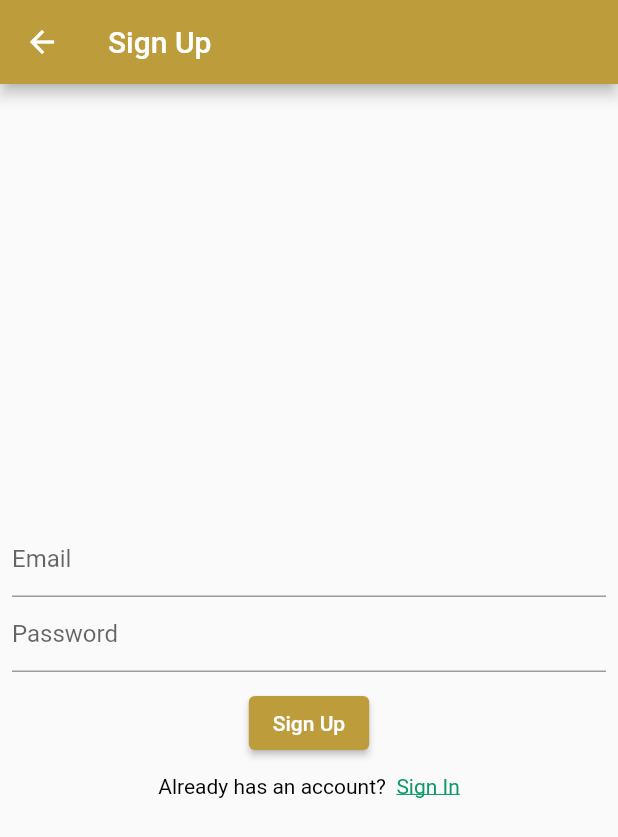
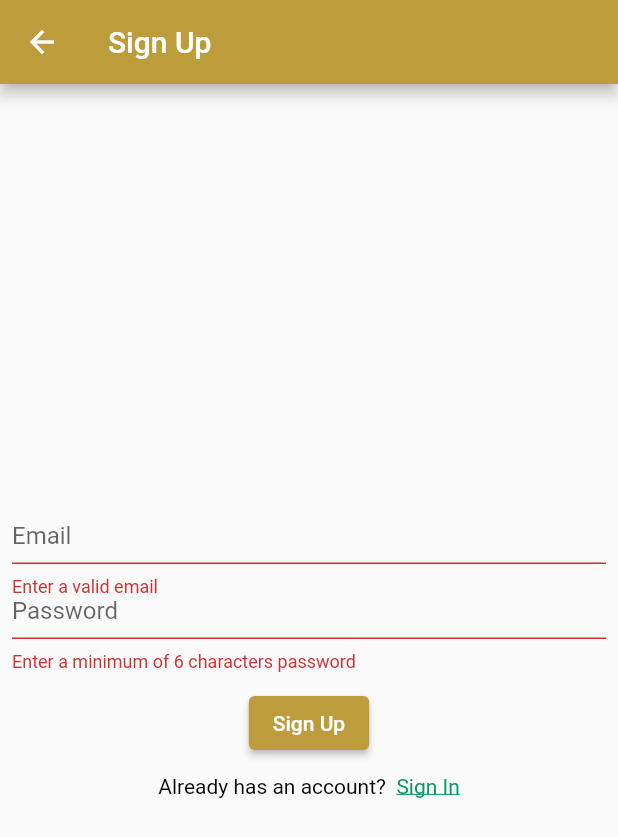
Before and after one commit to pedrooruass/ST_plant_shop, a Flutter app: the SignUpScreen screen opened directly with empty values, after a tap on "Sign Up", on a phone screen of 412 x 824 dp. Shown: the top 837 px of the screen. Run offline on Flutter 3.47's test engine with Material 2 defaults, Android fonts, the phone set to English and light mode, and no system bars; our stand-ins replace badges, email_validator, firebase_auth, firebase_core, flutter_svg, font_awesome_flutter; accounts and stored records are empty; network calls fail.

Commit message:
Push to macbook

```diff
--- a/lib/application/providers/cart_plant_list_provider.dart
+++ b/lib/application/providers/cart_plant_list_provider.dart
@@ -1,22 +1,21 @@
 import 'package:flutter/material.dart';
 
 class CartPlantListProvider extends ChangeNotifier {
-  List<String> plantIds = [
-    '1',
-  ];
+  List<String> plantIds = [];
 
   void togglePlantOnCart(String plantId) {
     if (isPlantOnCart(plantId)) {
       removePlantOnCart(plantId);
-    }else{
+    } else {
       addPlantOnCart(plantId);
     }
     notifyListeners();
   }
+
   void addPlantOnCart(String plantId) {
     if (isPlantOnCart(plantId)) {
       // make it just to add 1 more to the quantity of that plant
-    }else{
+    } else {
       plantIds.add(plantId);
     }
     notifyListeners();
@@ -26,6 +25,7 @@ class CartPlantListProvider extends ChangeNotifier {
     plantIds.remove(plantId);
     notifyListeners();
   }
+
   void removeAll() {
     plantIds.clear();
     notifyListeners();
@@ -34,6 +34,4 @@ class CartPlantListProvider extends ChangeNotifier {
   bool isPlantOnCart(String plantId) {
     return plantIds.contains(plantId);
   }
-
-
 }
--- a/lib/repositories/auth_repository.dart
+++ b/lib/repositories/auth_repository.dart
@@ -5,12 +5,15 @@ class AuthRepository {
   static final FirebaseAuth firebaseAuth = FirebaseAuth.instance;
 
   static Future<bool> signInWithEmailAndPassword(
-      {required BuildContext context,required String email, required String password}) async {
+      {required BuildContext context,
+      required String email,
+      required String password}) async {
     //     showDialog(
     //   context: context,
     //   barrierDismissible: false,
     //   builder: (context) => const Center(child: CircularProgressIndicator(color: AppColors.primaryColor)),
     // );
+
     try {
       final authResult = await firebaseAuth.signInWithEmailAndPassword(
           email: email, password: password);
@@ -25,7 +28,8 @@ class AuthRepository {
   }
 
   static Future<bool> signUpWithEmailAndPassword(
-      {required BuildContext context,
+      {required GlobalKey<FormState> formKey,
+      required BuildContext context,
       required String email,
       required String password}) async {
     // showDialog(
@@ -33,6 +37,9 @@ class AuthRepository {
     //   barrierDismissible: false,
     //   builder: (context) => const Center(child: CircularProgressIndicator(color: AppColors.primaryColor)),
     // );
+
+    final isValid = formKey.currentState!.validate();
+    if (!isValid) return false;
     try {
       final authResult = await firebaseAuth.createUserWithEmailAndPassword(
           email: email, password: password);
--- a/lib/ui/features/auth/screens/sign_in_screen.dart
+++ b/lib/ui/features/auth/screens/sign_in_screen.dart
@@ -80,7 +80,7 @@ class _SignInScreenState extends State<SignInScreen> {
                     recognizer: TapGestureRecognizer()
                       ..onTap = widget.onClickedSignUp,
                     style: const TextStyle(
-                      color: AppColors.unselectedCategoryColor,
+                      color: AppColors.secondaryColor,
                       decoration: TextDecoration.underline,
                     ),
                   ),
--- a/lib/ui/features/auth/screens/sign_up_screen.dart
+++ b/lib/ui/features/auth/screens/sign_up_screen.dart
@@ -3,6 +3,7 @@ import 'package:flutter/material.dart';
 import 'package:training_app_clean/domain/resources/constants.dart';
 import 'package:training_app_clean/repositories/auth_repository.dart';
 import 'package:training_app_clean/ui/theme/app_colors.dart';
+import 'package:email_validator/email_validator.dart';
 
 class SignUpScreen extends StatefulWidget {
   const SignUpScreen({Key? key, required this.onClickedSignIn})
@@ -15,6 +16,8 @@ class SignUpScreen extends StatefulWidget {
 }
 
 class _SignUpScreenState extends State<SignUpScreen> {
+  final formKey = GlobalKey<FormState>();
+
   final emailController = TextEditingController();
 
   final passwordController = TextEditingController();
@@ -31,11 +34,13 @@ class _SignUpScreenState extends State<SignUpScreen> {
     final size = MediaQuery.of(context).size;
     return Scaffold(
       appBar: AppBar(
-        backgroundColor: AppColors.unselectedCategoryColor,
+        backgroundColor: AppColors.secondaryColor,
         title: const Text('Sign Up'),
       ),
       body: Padding(
         padding: const EdgeInsets.all(8.0),
+        child: Form(
+          key: formKey,
           child: Column(
             mainAxisAlignment: MainAxisAlignment.center,
             children: [
@@ -44,7 +49,12 @@ class _SignUpScreenState extends State<SignUpScreen> {
                 width: size.width,
                 child: TextFormField(
                   controller: emailController,
-                decoration: const InputDecoration(labelText: 'Email'),
+                  autovalidateMode: AutovalidateMode.onUserInteraction,
+                  validator: (email) =>
+                      email != null && !EmailValidator.validate(email)
+                          ? 'Enter a valid email'
+                          : null,
+                  decoration: const InputDecoration(hintText: 'Email'),
                 ),
               ),
               SizedBox(
@@ -52,26 +62,32 @@ class _SignUpScreenState extends State<SignUpScreen> {
                 width: size.width,
                 child: TextFormField(
                   controller: passwordController,
-                decoration: const InputDecoration(labelText: 'Password'),
+                  autovalidateMode: AutovalidateMode.onUserInteraction,
+                  validator: (password) =>
+                      password != null && password.length < 6
+                          ? 'Enter a minimum of 6 characters password'
+                          : null,
+                  decoration: const InputDecoration(hintText: 'Password'),
                 ),
               ),
               const SizedBox(height: defaultPadding / 2),
               ElevatedButton(
                 onPressed: () {
                   AuthRepository.signUpWithEmailAndPassword(
+                    formKey: formKey,
                     context: context,
                     email: emailController.text,
                     password: passwordController.text,
                   );
                 },
                 style: ElevatedButton.styleFrom(
-                primary: AppColors.unselectedCategoryColor,
+                  primary: AppColors.secondaryColor,
                 ),
                 child: const Text('Sign Up'),
               ),
               const SizedBox(height: defaultPadding / 2),
               RichText(
-              text:  TextSpan(
+                text: TextSpan(
                   text: 'Already has an account?  ',
                   style: const TextStyle(color: Colors.black),
                   children: [
@@ -90,6 +106,7 @@ class _SignUpScreenState extends State<SignUpScreen> {
             ],
           ),
         ),
+      ),
     );
   }
 }
--- a/lib/ui/features/cart/screens/cart_screen.dart
+++ b/lib/ui/features/cart/screens/cart_screen.dart
@@ -9,7 +9,7 @@ class CartScreen extends StatelessWidget {
   @override
   Widget build(BuildContext context) {
     return const Scaffold(
-      backgroundColor: AppColors.basketBackgroundBasketScreen,
+      backgroundColor: AppColors.cartBackgroundScreenColor,
       appBar: CartAppBar(),
       body: CartBody(),
     );
--- a/lib/ui/features/category/screens/category_screen.dart
+++ b/lib/ui/features/category/screens/category_screen.dart
@@ -32,7 +32,7 @@ class _CategoryScreenState extends State<CategoryScreen> {
               ),
               cardColor: currentIndex == 0
                   ? AppColors.primaryColor
-                  : AppColors.unselectedCategoryColor,
+                  : AppColors.secondaryColor,
               onCategoryTap: () {
                 setState(() {
                   currentIndex = 0;
@@ -45,7 +45,7 @@ class _CategoryScreenState extends State<CategoryScreen> {
                 name: 'Trees',
                 id: '2',
               ),
-              cardColor: currentIndex == 1 ? AppColors.primaryColor : AppColors.unselectedCategoryColor,
+              cardColor: currentIndex == 1 ? AppColors.primaryColor : AppColors.secondaryColor,
               onCategoryTap: () {
                 setState(() {
                   currentIndex = 1;
@@ -58,7 +58,7 @@ class _CategoryScreenState extends State<CategoryScreen> {
                 name: 'Creepers',
                 id: '3',
               ),
-              cardColor: currentIndex == 2 ? AppColors.primaryColor :AppColors.unselectedCategoryColor,
+              cardColor: currentIndex == 2 ? AppColors.primaryColor :AppColors.secondaryColor,
               onCategoryTap: () {
                 setState(() {
                   currentIndex = 2;
--- a/lib/ui/features/profile/views/profile_circular_photo.dart
+++ b/lib/ui/features/profile/views/profile_circular_photo.dart
@@ -1,5 +1,4 @@
 import 'package:flutter/material.dart';
-import 'package:training_app_clean/domain/resources/constants.dart';
 import 'package:training_app_clean/ui/theme/app_colors.dart';
 
 class ProfileCircularPhoto extends StatelessWidget {
--- a/lib/ui/theme/app_colors.dart
+++ b/lib/ui/theme/app_colors.dart
@@ -2,11 +2,11 @@ import 'package:flutter/material.dart';
 
 class AppColors {
   static const primaryColor = Color(0xFF0C9869);
+  static const secondaryColor = Color.fromARGB(255, 189, 156, 60);
   static const textColor = Color(0xFF3C4046);
   static const white = Color(0xFFFFFFFF);
-  static const basketBackgroundBasketScreen =
+  static const cartBackgroundScreenColor =
       Color.fromARGB(255, 208, 235, 209);
-  static const unselectedCategoryColor = Color.fromARGB(255, 189, 156, 60);
 
   static final theme = ThemeData(
     primaryColor: primaryColor,
--- a/pubspec.yaml
+++ b/pubspec.yaml
@@ -41,6 +41,7 @@ dependencies:
   firebase_auth: ^3.5.0
   firebase_core: ^1.15.0
   cloud_firestore: ^3.4.0
+  email_validator: ^2.1.2
 
 dev_dependencies:
   flutter_test:
```
Also changed, not shown: pubspec.lock. Lines whose indentation alone changed are shown as unchanged.
